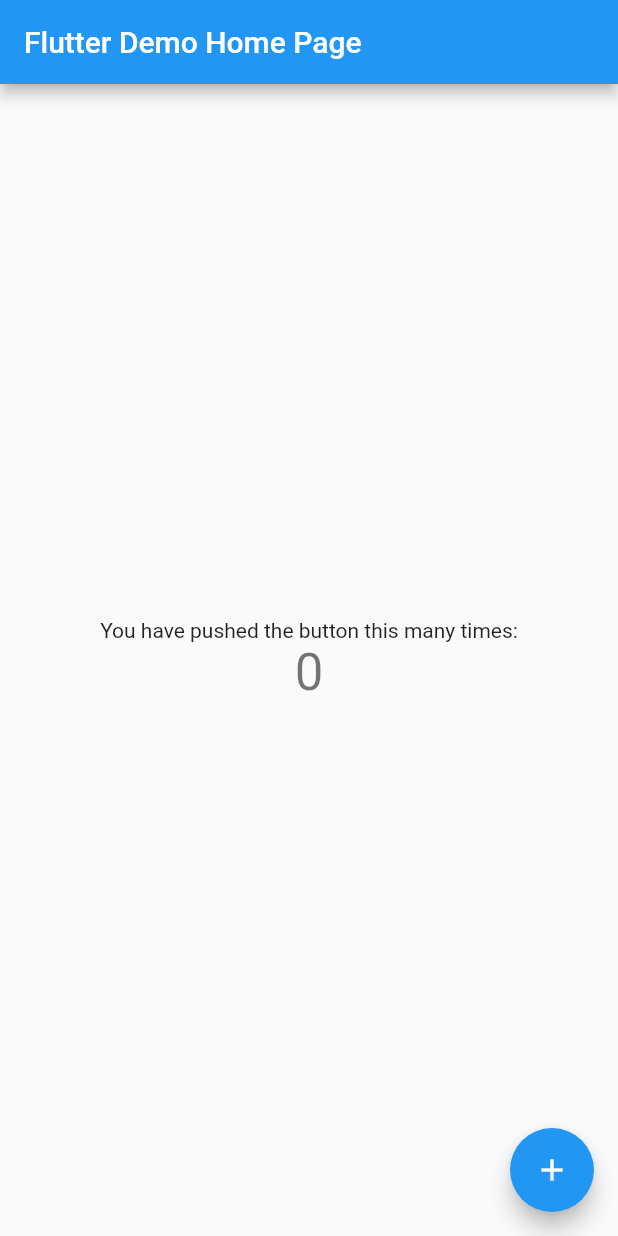
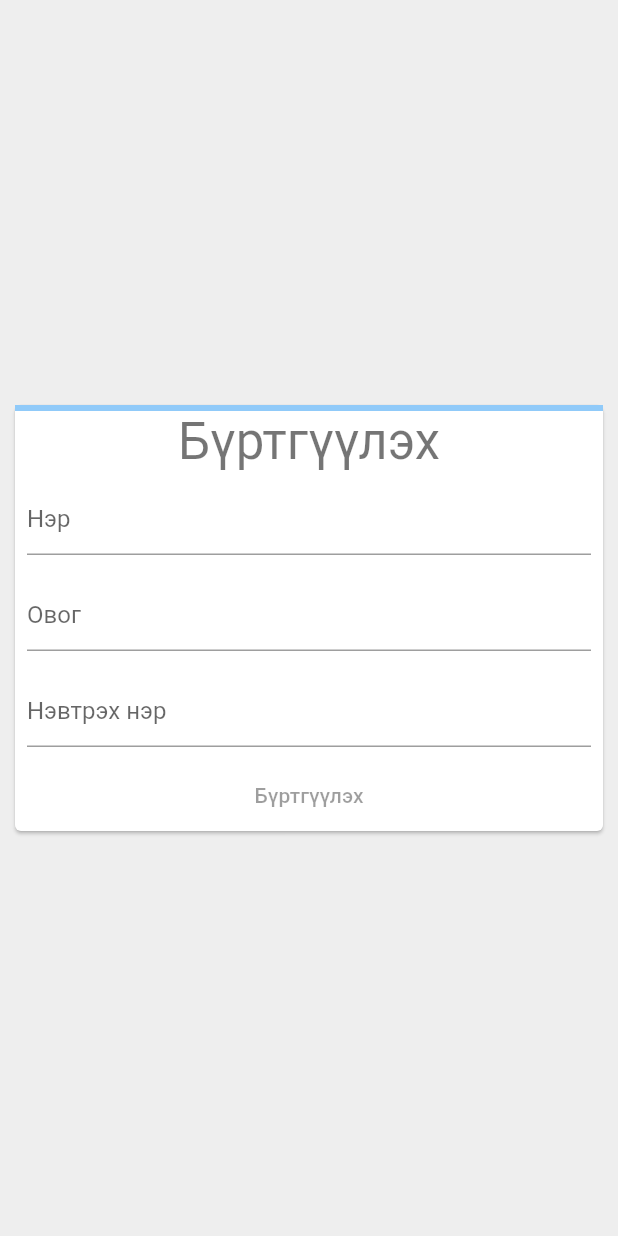
Before and after one commit to marshelleno/bagshiin-tuslah, a Flutter app: the screen it shows after launch, on a phone screen of 412 x 824 dp. Run offline on Flutter 3.47's test engine with Material 2 defaults, Android fonts, the phone set to English and light mode, and no system bars.

```diff
--- a/lib/main.dart
+++ b/lib/main.dart
@@ -1,115 +1,133 @@
 import 'package:flutter/material.dart';
 
-void main() {
-  runApp(const MyApp());
-}
+void main() => runApp(SignUpApp());
 
-class MyApp extends StatelessWidget {
-  const MyApp({Key? key}) : super(key: key);
-
-  // This widget is the root of your application.
+class WelcomeScreen extends StatelessWidget {
   @override
   Widget build(BuildContext context) {
-    return MaterialApp(
-      title: 'Flutter Demo',
-      theme: ThemeData(
-        // This is the theme of your application.
-        //
-        // Try running your application with "flutter run". You'll see the
-        // application has a blue toolbar. Then, without quitting the app, try
-        // changing the primarySwatch below to Colors.green and then invoke
-        // "hot reload" (press "r" in the console where you ran "flutter run",
-        // or simply save your changes to "hot reload" in a Flutter IDE).
-        // Notice that the counter didn't reset back to zero; the application
-        // is not restarted.
-        primarySwatch: Colors.blue,
+
+    return Scaffold(
+      body: Center(
+        child: Text('Та одоо зайлж болно', style: Theme.of(context).textTheme.headline2),
       ),
-      home: const MyHomePage(title: 'Flutter Demo Home Page'),
     );
   }
 }
 
-class MyHomePage extends StatefulWidget {
-  const MyHomePage({Key? key, required this.title}) : super(key: key);
-
-  // This widget is the home page of your application. It is stateful, meaning
-  // that it has a State object (defined below) that contains fields that affect
-  // how it looks.
-
-  // This class is the configuration for the state. It holds the values (in this
-  // case the title) provided by the parent (in this case the App widget) and
-  // used by the build method of the State. Fields in a Widget subclass are
-  // always marked "final".
-
-  final String title;
-
+class SignUpApp extends StatelessWidget {
   @override
-  State<MyHomePage> createState() => _MyHomePageState();
+  Widget build(BuildContext context) {
+    return MaterialApp(
+      routes: {
+        '/': (context) => SignUpScreen(),
+        '/welcome': (context) => WelcomeScreen(),
+      },
+    );
+  }
 }
 
-class _MyHomePageState extends State<MyHomePage> {
-  int _counter = 0;
+class SignUpScreen extends StatelessWidget {
+  @override
+  Widget build(BuildContext context) {
+    return Scaffold(
+      backgroundColor: Colors.grey[200],
+      body: Center(
+        child: SizedBox(
+          width: 400,
+          child: Card(
+            child: SignUpForm(),
+          ),
+        ),
+      ),
+    );
+  }
+}
 
-  void _incrementCounter() {
+
+class SignUpForm extends StatefulWidget {
+  @override
+  _SignUpFormState createState() => _SignUpFormState();
+}
+
+class _SignUpFormState extends State<SignUpForm> {
+
+  final _firstNameTextController = TextEditingController();
+  final _lastNameTextController = TextEditingController();
+  final _usernameTextController = TextEditingController();
+
+  double _formProgress = 0;
+
+void _updateFormProgress() {
+  var progress = 0.0;
+  final controllers = [
+    _firstNameTextController,
+    _lastNameTextController,
+    _usernameTextController
+  ];
+
+  for (final controller in controllers) {
+    if (controller.value.text.isNotEmpty) {
+      progress += 1 / controllers.length;
+    }
+  }
+
   setState(() {
-      // This call to setState tells the Flutter framework that something has
-      // changed in this State, which causes it to rerun the build method below
-      // so that the display can reflect the updated values. If we changed
-      // _counter without calling setState(), then the build method would not be
-      // called again, and so nothing would appear to happen.
-      _counter++;
+    _formProgress = progress;
   });
+}
+
+
+  void _showWelcomeScreen() {
+  Navigator.of(context).pushNamed('/welcome');
 }
 
   @override
   Widget build(BuildContext context) {
-    // This method is rerun every time setState is called, for instance as done
-    // by the _incrementCounter method above.
-    //
-    // The Flutter framework has been optimized to make rerunning build methods
-    // fast, so that you can just rebuild anything that needs updating rather
-    // than having to individually change instances of widgets.
-    return Scaffold(
-      appBar: AppBar(
-        // Here we take the value from the MyHomePage object that was created by
-        // the App.build method, and use it to set our appbar title.
-        title: Text(widget.title),
+    return Form(
+      onChanged: _updateFormProgress,
+      child: Column(
+        mainAxisSize: MainAxisSize.min,
+        children: [
+          LinearProgressIndicator(value: _formProgress),
+          Text('Бүртгүүлэх', style: Theme
+              .of(context)
+              .textTheme
+              .headline4),
+          Padding(
+            padding: EdgeInsets.all(8.0),
+            child: TextFormField(
+              controller: _firstNameTextController,
+              decoration: InputDecoration(hintText: 'Нэр'),
             ),
-      body: Center(
-        // Center is a layout widget. It takes a single child and positions it
-        // in the middle of the parent.
-        child: Column(
-          // Column is also a layout widget. It takes a list of children and
-          // arranges them vertically. By default, it sizes itself to fit its
-          // children horizontally, and tries to be as tall as its parent.
-          //
-          // Invoke "debug painting" (press "p" in the console, choose the
-          // "Toggle Debug Paint" action from the Flutter Inspector in Android
-          // Studio, or the "Toggle Debug Paint" command in Visual Studio Code)
-          // to see the wireframe for each widget.
-          //
-          // Column has various properties to control how it sizes itself and
-          // how it positions its children. Here we use mainAxisAlignment to
-          // center the children vertically; the main axis here is the vertical
-          // axis because Columns are vertical (the cross axis would be
-          // horizontal).
-          mainAxisAlignment: MainAxisAlignment.center,
-          children: <Widget>[
-            const Text(
-              'You have pushed the button this many times:',
           ),
-            Text(
-              '$_counter',
-              style: Theme.of(context).textTheme.headline4,
+          Padding(
+            padding: EdgeInsets.all(8.0),
+            child: TextFormField(
+              controller: _lastNameTextController,
+              decoration: InputDecoration(hintText: 'Овог'),
+            ),
+          ),
+          Padding(
+            padding: EdgeInsets.all(8.0),
+            child: TextFormField(
+              controller: _usernameTextController,
+              decoration: InputDecoration(hintText: 'Нэвтрэх нэр'),
+            ),
+          ),
+          TextButton(
+            style: ButtonStyle(
+              foregroundColor: MaterialStateProperty.resolveWith((Set<MaterialState> states) {
+                return states.contains(MaterialState.disabled) ? null : Colors.white;
+              }),
+              backgroundColor: MaterialStateProperty.resolveWith((Set<MaterialState> states) {
+                return states.contains(MaterialState.disabled) ? null : Colors.blue;
+              }),
+            ),
+            onPressed: _formProgress == 1 ? _showWelcomeScreen : null,
+            child: Text('Бүртгүүлэх'),
           ),
         ],
       ),
-      ),
-      floatingActionButton: FloatingActionButton(
-        onPressed: _incrementCounter,
-        tooltip: 'Increment',
-        child: const Icon(Icons.add),
-      ), // This trailing comma makes auto-formatting nicer for build methods.
     );
   }
 }
```
Also changed, not shown: pubspec.lock. Lines whose indentation alone changed are shown as unchanged.
